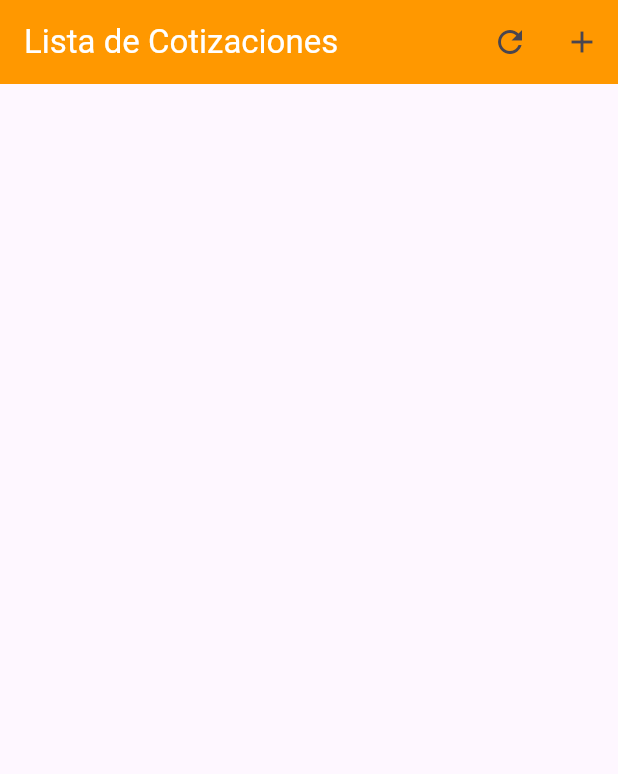
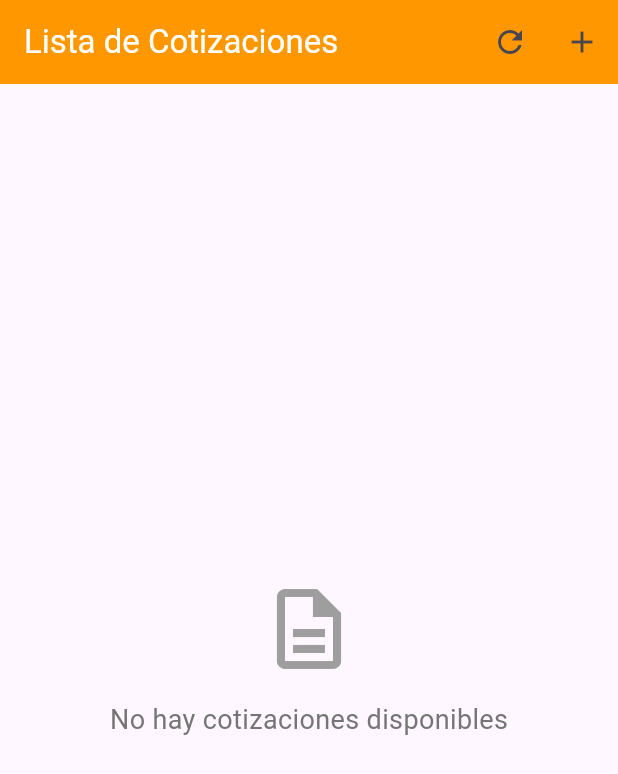
Before and after one commit to crizleo/WHO, a Flutter app: the CotizacionList screen opened directly, on a phone screen of 412 x 824 dp. Shown: the top 774 px of the screen. Run offline on Flutter 3.47's test engine with Material 3 defaults, Android fonts, the phone set to English and light mode, and no system bars; our stand-ins replace firebase_auth, firebase_core, firebase_database; accounts and stored records are empty.

Commit message:
Prueba 6452

```diff
--- a/lib/screens/cotizacion/cotizacion.dart
+++ b/lib/screens/cotizacion/cotizacion.dart
@@ -128,23 +128,106 @@ class CotizacionListState extends State<CotizacionList> {
           ),
         ],
       ),
-      body: ListView.builder(
+      body: RefreshIndicator(
+        onRefresh: cargarCotizaciones,
+        child: isLoading
+          ? const Center(child: CircularProgressIndicator())
+          : error != null
+            ? Center(
+                child: Column(
+                  mainAxisAlignment: MainAxisAlignment.center,
+                  children: [
+                    const Icon(Icons.error_outline, size: 48, color: Colors.red),
+                    const SizedBox(height: 16),
+                    Text(error!, textAlign: TextAlign.center),
+                    const SizedBox(height: 16),
+                    ElevatedButton(
+                      onPressed: cargarCotizaciones,
+                      child: const Text('Reintentar'),
+                    ),
+                  ],
+                ),
+              )
+            : cotizaciones.isEmpty
+              ? Center(
+                  child: Column(
+                    mainAxisAlignment: MainAxisAlignment.center,
+                    children: [
+                      const Icon(
+                        Icons.description_outlined,
+                        size: 64,
+                        color: Colors.grey,
+                      ),
+                      const SizedBox(height: 16),
+                      Text(
+                        'No hay cotizaciones disponibles',
+                        style: TextStyle(
+                          fontSize: 18,
+                          color: Colors.grey[600],
+                        ),
+                      ),
+                    ],
+                  ),
+                )
+              : ListView.builder(
                   itemCount: cotizaciones.length,
                   itemBuilder: (context, index) {
                     final cotizacion = cotizaciones[index];
-          return ListTile(
-            title: Text(cotizacion.codigo),
-            subtitle: Text('Cliente: ${cotizacion.nombreCliente}\nFecha: ${cotizacion.fecha}'),
-            onTap: () {
+                    return Card(
+                      margin: const EdgeInsets.symmetric(horizontal: 8, vertical: 4),
+                      child: ListTile(
+                        leading: CircleAvatar(
+                          backgroundColor: Colors.orange,
+                          child: Text(
+                            cotizacion.codigo.substring(0, 2),
+                            style: const TextStyle(color: Colors.white),
+                          ),
+                        ),
+                        title: Text(
+                          'Cotización ${cotizacion.codigo}',
+                          style: const TextStyle(
+                            fontWeight: FontWeight.bold,
+                          ),
+                        ),
+                        subtitle: Column(
+                          crossAxisAlignment: CrossAxisAlignment.start,
+                          children: [
+                            const SizedBox(height: 4),
+                            Text(
+                              'Total: \$${cotizacion.total.toStringAsFixed(2)}',
+                              style: TextStyle(
+                                color: Colors.green[700],
+                                fontWeight: FontWeight.w500,
+                              ),
+                            ),
+                          ],
+                        ),
+                        trailing: Row(
+                          mainAxisSize: MainAxisSize.min,
+                          children: [
+                            IconButton(
+                              icon: const Icon(Icons.edit, color: Colors.indigo),
+                              onPressed: () {
                                 Navigator.push(
                                   context,
                                   MaterialPageRoute(
-                  builder: (context) => CotizacionUpdate(cotizacionId: cotizacion.idCotizacion!),
+                                    builder: (context) => CotizacionUpdate(
+                                      cotizacionId: cotizacion.idCotizacion!
+                                    ),
                                   ),
                                 ).then((value) => cargarCotizaciones());
                               },
+                            ),
+                            IconButton(
+                              icon: const Icon(Icons.delete, color: Colors.red),
+                              onPressed: () => _confirmarEliminacion(context, cotizacion),
+                            ),
+                          ],
+                        ),
+                      ),
                     );
                   },
+                ),
       ),
     );
   }
--- a/lib/screens/cotizacion/cotizacionInsert.dart
+++ b/lib/screens/cotizacion/cotizacionInsert.dart
@@ -20,7 +20,7 @@ class CotizacionCreateState extends State<CotizacionCreate> {
   Widget build(BuildContext context) {
     return Scaffold(
       appBar: AppBar(
-        title: Text(
+        title: const Text(
           'Agregar Cotización',
           style: TextStyle(fontSize: 30),
         ),
--- a/lib/screens/productos/productos.dart
+++ b/lib/screens/productos/productos.dart
@@ -54,7 +54,6 @@ class ProductosState extends State<Productos> {
         });
       }
     } catch (e) {
-      print('Error al cargar productos: $e');
       setState(() {
         isLoading = false;
       });
@@ -108,7 +107,7 @@ class ProductosState extends State<Productos> {
               color: Colors.orange.shade50,
               child: GridView.builder(
                 padding: const EdgeInsets.all(16.0),
-                gridDelegate: SliverGridDelegateWithFixedCrossAxisCount(
+                gridDelegate: const SliverGridDelegateWithFixedCrossAxisCount(
                   crossAxisCount: 2,
                   childAspectRatio: 0.75,
                   crossAxisSpacing: 10.0,
```
Lines whose indentation alone changed are shown as unchanged.
